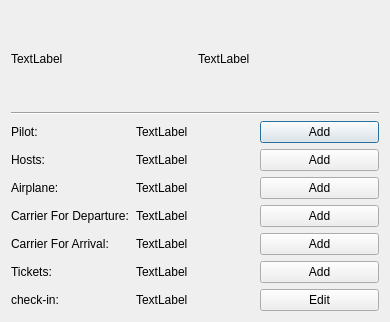
First picture: the form in MyProj/flightstatusdialog.ui, repository shahabbadihi/airport_managementt, before the edit.
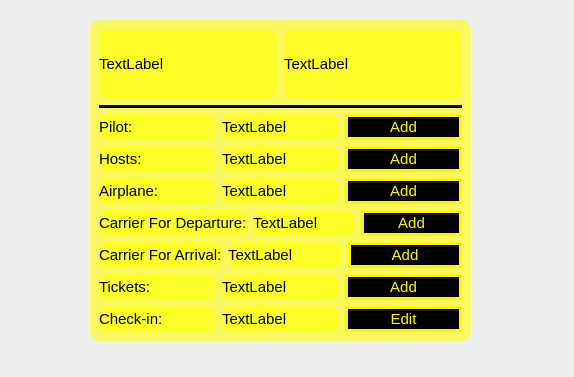
Second picture: the form after the edit. Icons and pictures are not drawn.

Commit message: design addairplane and flightstatuspage

```diff
--- a/MyProj/flightstatusdialog.ui
+++ b/MyProj/flightstatusdialog.ui
@@ -6,14 +6,58 @@
    <rect>
     <x>0</x>
     <y>0</y>
-    <width>390</width>
-    <height>322</height>
+    <width>574</width>
+    <height>377</height>
    </rect>
   </property>
   <property name="windowTitle">
    <string>Dialog</string>
   </property>
-  <layout class="QVBoxLayout" name="verticalLayout">
+  <property name="styleSheet">
+   <string notr="true">QPushButton {
+	
+	background-color: rgb(0, 0, 0);
+	border: 3px solid #fff600;
+	color: rgb(255, 255, 0);
+	border-radius: 2px;
+	height: 20px;
+}
+
+* {
+	font-size: 11pt;
+}
+
+QDialog {
+	border-image: url(:/img/mainwindow_background.jpg) 0 0 0 0 stretch stretch;
+	
+}
+
+QFrame {
+	
+	background-color: rgb(255, 255, 0, 150);
+	border-radius: 10px;
+}
+
+#line {
+	background-color: black;
+}</string>
+  </property>
+  <widget class="QFrame" name="frame">
+   <property name="geometry">
+    <rect>
+     <x>90</x>
+     <y>20</y>
+     <width>381</width>
+     <height>321</height>
+    </rect>
+   </property>
+   <property name="frameShape">
+    <enum>QFrame::StyledPanel</enum>
+   </property>
+   <property name="frameShadow">
+    <enum>QFrame::Raised</enum>
+   </property>
+   <layout class="QVBoxLayout" name="verticalLayout_3">
    <item>
     <layout class="QHBoxLayout" name="horizontalLayout_6">
      <item>
@@ -200,7 +244,7 @@
            <item>
             <widget class="QLabel" name="label_8">
              <property name="text">
-              <string>check-in:</string>
+               <string>Check-in:</string>
              </property>
             </widget>
            </item>
@@ -227,6 +271,7 @@
     </layout>
    </item>
   </layout>
+  </widget>
  </widget>
  <resources/>
  <connections/>
```
Lines whose indentation alone changed are shown as unchanged. The commit also changes 1 other file.
